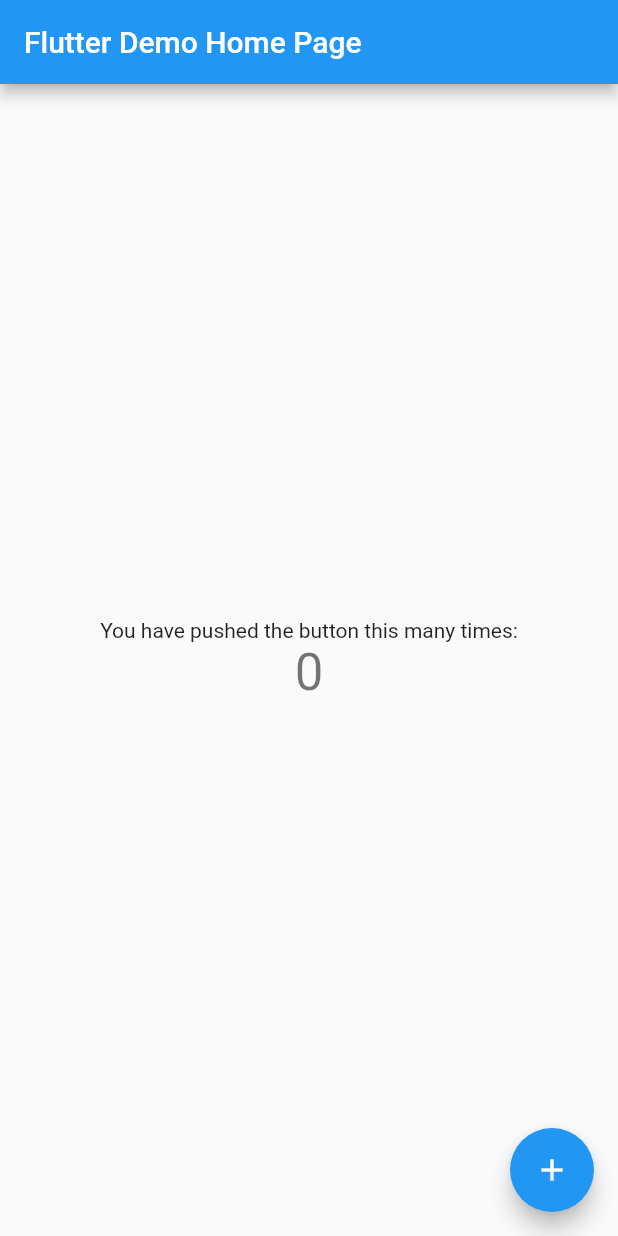
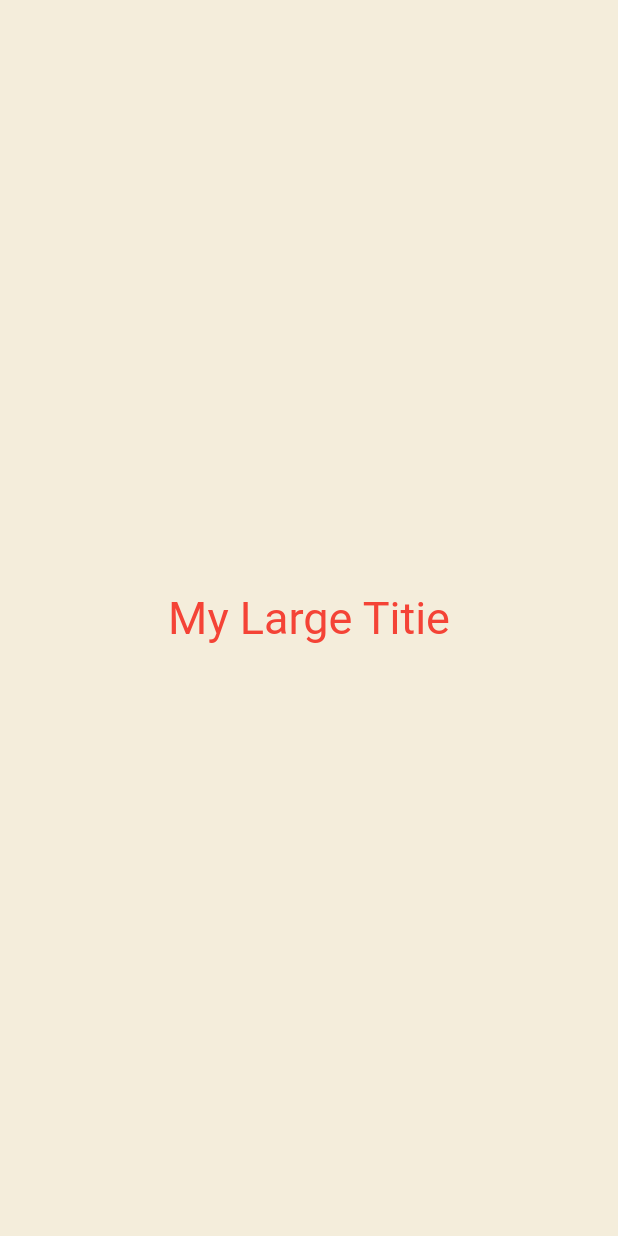
Before and after one commit to sikeair/toonflix, a Flutter app: the screen it shows after launch, on a phone screen of 412 x 824 dp. Run offline on Flutter 3.47's test engine with Material 2 defaults, Android fonts, the phone set to English and light mode, and no system bars.

Commit message:
second cord

```diff
--- a/lib/main.dart
+++ b/lib/main.dart
@@ -1,115 +1,53 @@
 import 'package:flutter/material.dart';
 
 void main() {
-  runApp(const MyApp());
+  runApp(App());
 }
 
-class MyApp extends StatelessWidget {
-  const MyApp({super.key});
+class App extends StatefulWidget {
+  @override
+  State<App> createState() => _AppState();
+}
 
-  // This widget is the root of your application.
+class _AppState extends State<App> {
   @override
   Widget build(BuildContext context) {
     return MaterialApp(
-      title: 'Flutter Demo',
       theme: ThemeData(
-        // This is the theme of your application.
-        //
-        // Try running your application with "flutter run". You'll see the
-        // application has a blue toolbar. Then, without quitting the app, try
-        // changing the primarySwatch below to Colors.green and then invoke
-        // "hot reload" (press "r" in the console where you ran "flutter run",
-        // or simply save your changes to "hot reload" in a Flutter IDE).
-        // Notice that the counter didn't reset back to zero; the application
-        // is not restarted.
-        primarySwatch: Colors.blue,
+        textTheme: const TextTheme(
+          titleLarge: TextStyle(
+            color: Colors.red,
+          ),
+        ),
       ),
-      home: const MyHomePage(title: 'Flutter Demo Home Page'),
+      home: Scaffold(
+        backgroundColor: const Color(0xFFF4EDDB),
+        body: Center(
+          child: Column(
+            mainAxisAlignment: MainAxisAlignment.center,
+            children: const [
+              MyLargeTitle(),
+            ],
+          ),
+        ),
+      ),
     );
   }
 }
 
-class MyHomePage extends StatefulWidget {
-  const MyHomePage({super.key, required this.title});
-
-  // This widget is the home page of your application. It is stateful, meaning
-  // that it has a State object (defined below) that contains fields that affect
-  // how it looks.
-
-  // This class is the configuration for the state. It holds the values (in this
-  // case the title) provided by the parent (in this case the App widget) and
-  // used by the build method of the State. Fields in a Widget subclass are
-  // always marked "final".
-
-  final String title;
-
-  @override
-  State<MyHomePage> createState() => _MyHomePageState();
-}
-
-class _MyHomePageState extends State<MyHomePage> {
-  int _counter = 0;
-
-  void _incrementCounter() {
-    setState(() {
-      // This call to setState tells the Flutter framework that something has
-      // changed in this State, which causes it to rerun the build method below
-      // so that the display can reflect the updated values. If we changed
-      // _counter without calling setState(), then the build method would not be
-      // called again, and so nothing would appear to happen.
-      _counter++;
-    });
-  }
+class MyLargeTitle extends StatelessWidget {
+  const MyLargeTitle({
+    super.key,
+  });
 
   @override
   Widget build(BuildContext context) {
-    // This method is rerun every time setState is called, for instance as done
-    // by the _incrementCounter method above.
-    //
-    // The Flutter framework has been optimized to make rerunning build methods
-    // fast, so that you can just rebuild anything that needs updating rather
-    // than having to individually change instances of widgets.
-    return Scaffold(
-      appBar: AppBar(
-        // Here we take the value from the MyHomePage object that was created by
-        // the App.build method, and use it to set our appbar title.
-        title: Text(widget.title),
+    return Text(
+      'My Large Titie',
+      style: TextStyle(
+        fontSize: 30,
+        color: Theme.of(context).textTheme.titleLarge!.color,
       ),
-      body: Center(
-        // Center is a layout widget. It takes a single child and positions it
-        // in the middle of the parent.
-        child: Column(
-          // Column is also a layout widget. It takes a list of children and
-          // arranges them vertically. By default, it sizes itself to fit its
-          // children horizontally, and tries to be as tall as its parent.
-          //
-          // Invoke "debug painting" (press "p" in the console, choose the
-          // "Toggle Debug Paint" action from the Flutter Inspector in Android
-          // Studio, or the "Toggle Debug Paint" command in Visual Studio Code)
-          // to see the wireframe for each widget.
-          //
-          // Column has various properties to control how it sizes itself and
-          // how it positions its children. Here we use mainAxisAlignment to
-          // center the children vertically; the main axis here is the vertical
-          // axis because Columns are vertical (the cross axis would be
-          // horizontal).
-          mainAxisAlignment: MainAxisAlignment.center,
-          children: <Widget>[
-            const Text(
-              'You have pushed the button this many times:',
-            ),
-            Text(
-              '$_counter',
-              style: Theme.of(context).textTheme.headlineMedium,
-            ),
-          ],
-        ),
-      ),
-      floatingActionButton: FloatingActionButton(
-        onPressed: _incrementCounter,
-        tooltip: 'Increment',
-        child: const Icon(Icons.add),
-      ), // This trailing comma makes auto-formatting nicer for build methods.
     );
   }
 }
--- a/pubspec.yaml
+++ b/pubspec.yaml
@@ -1,5 +1,6 @@
 name: toonflix
 description: A new Flutter project.
+
 # The following line prevents the package from being accidentally published to
 # pub.dev using `flutter pub publish`. This is preferred for private packages.
 publish_to: 'none' # Remove this line if you wish to publish to pub.dev
@@ -19,7 +20,7 @@ publish_to: 'none' # Remove this line if you wish to publish to pub.dev
 version: 1.0.0+1
 
 environment:
-  sdk: '>=3.0.0-187.0.dev <4.0.0'
+  sdk: '>=2.18.6 <3.0.0'
 
 # Dependencies specify other packages that your package needs in order to work.
 # To automatically upgrade your package dependencies to the latest versions
```
Also changed, not shown: lib/main copy 2.dart (added, +148 -0 lines), lib/widgets/button.dart (added, +37 -0 lines), lib/widgets/currency_card.dart (added, +95 -0 lines), pubspec.lock, 30 other files.
